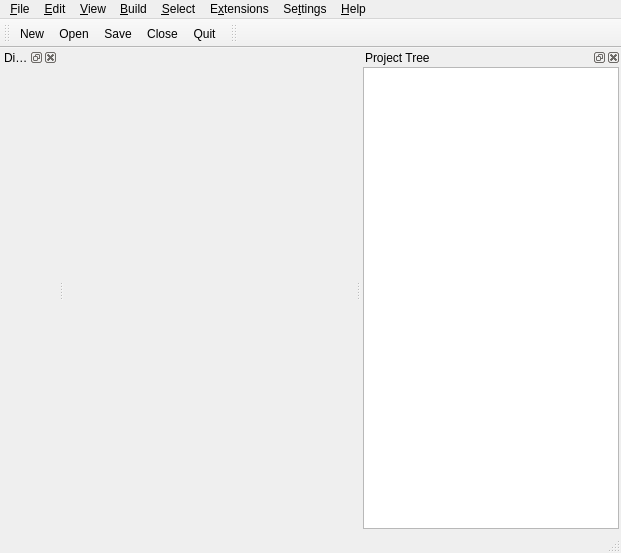
Qt form avogadro/src/mainwindow.ui (cryos/avogadro) before a commit.
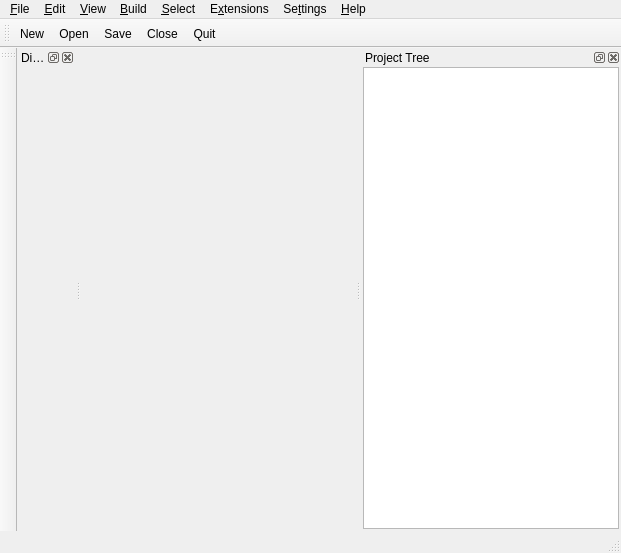
The same form after that commit. Icons and pictures are not drawn.

Commit message: Move the toolbar to the side and make it 16x16 icons by default.

The edit to the form file:
```diff
--- a/avogadro/src/mainwindow.ui
+++ b/avogadro/src/mainwindow.ui
@@ -225,8 +225,14 @@
    <property name="windowTitle">
     <string>Tools</string>
    </property>
+   <property name="iconSize">
+    <size>
+     <width>16</width>
+     <height>16</height>
+    </size>
+   </property>
    <attribute name="toolBarArea">
-    <enum>TopToolBarArea</enum>
+    <enum>LeftToolBarArea</enum>
    </attribute>
    <attribute name="toolBarBreak">
     <bool>false</bool>
```
